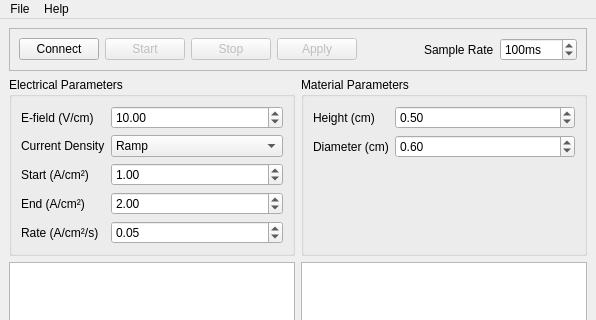
Above: MainWindow.ui from Trefoil-Lab/Flash_v1 before the change; both pictures show x 0 to 596 and y 0 to 320 of the 596 by 478 pixel window. Below: the same form after it.
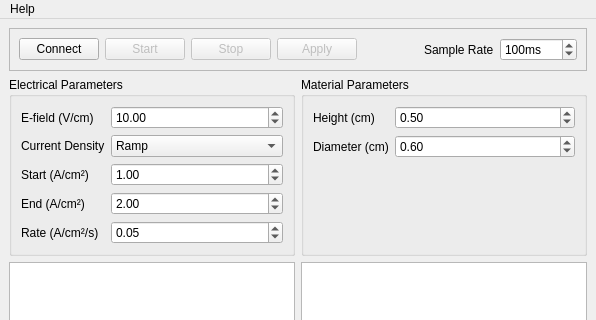
That is the form after the change.

What changed in the file:
```diff
--- a/MainWindow.ui
+++ b/MainWindow.ui
@@ -334,19 +334,12 @@
      <height>33</height>
     </rect>
    </property>
-   <widget class="QMenu" name="menuFile">
-    <property name="title">
-     <string>File</string>
-    </property>
-    <addaction name="actionSave_data"/>
-   </widget>
    <widget class="QMenu" name="menuHelp">
     <property name="title">
      <string>Help</string>
     </property>
     <addaction name="actionGitHub"/>
    </widget>
-   <addaction name="menuFile"/>
    <addaction name="menuHelp"/>
   </widget>
   <widget class="QStatusBar" name="statusbar">
```
